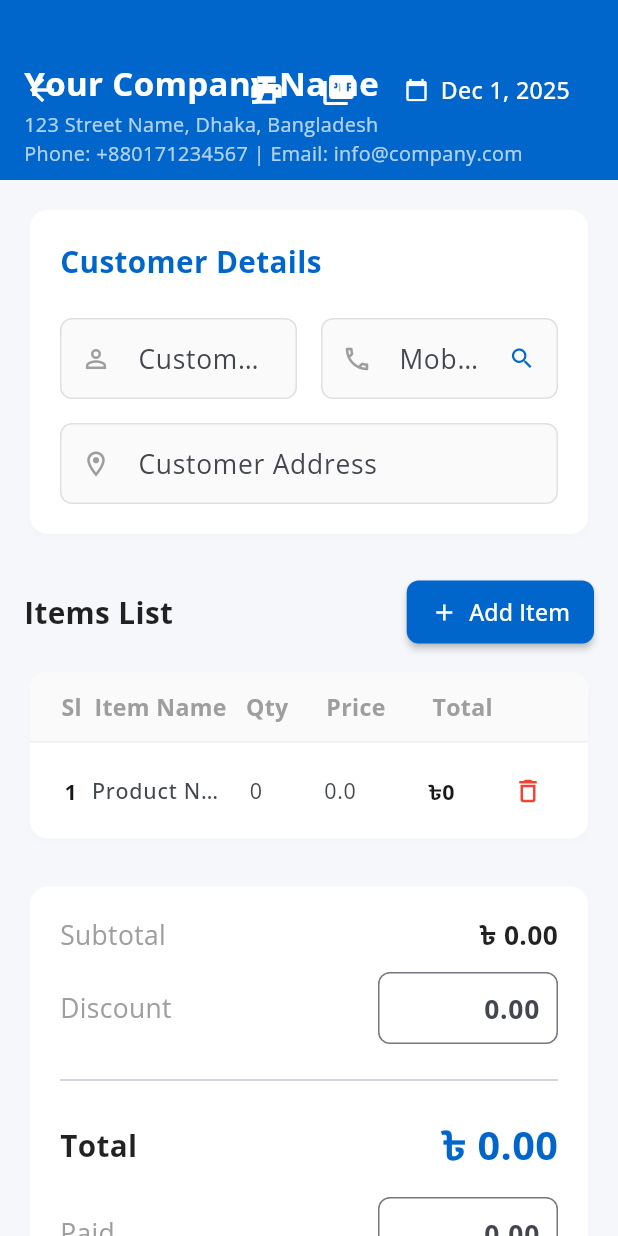
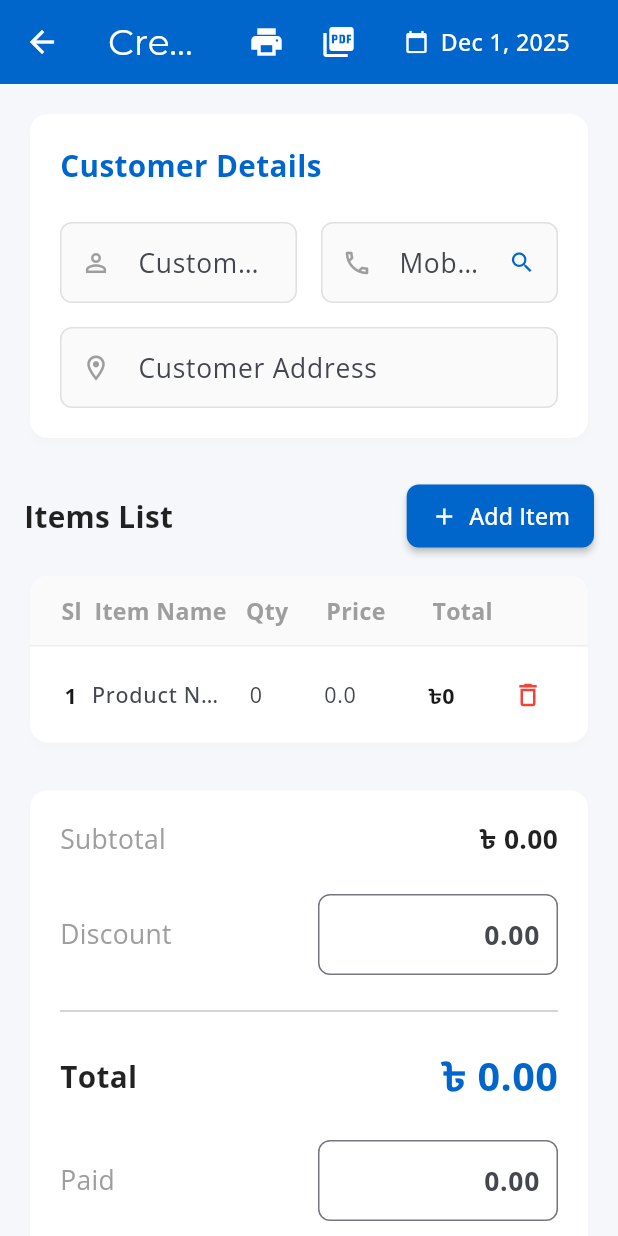
Before and after one commit to sabbir-27/inventory_project, a Flutter app: the CreateInvoicePage screen opened directly, on a phone screen of 412 x 824 dp. Run offline on Flutter 3.47's test engine with Material 3 defaults, Android fonts, the phone set to English and light mode, and no system bars; our stand-ins replace google_fonts, pdf, printing.

```diff
--- a/lib/InvoicePage.dart
+++ b/lib/InvoicePage.dart
@@ -217,6 +217,8 @@ class _CreateInvoicePageState extends State<CreateInvoicePage> {
     final PdfColor baseColor = PdfColor.fromHex("#0066CC");
     final PdfColor accentColor = PdfColor.fromHex("#F0F4F8");
 
+    final logoImage = await imageFromAssetBundle('assets/images/logo.jpg');
+
     // Explicitly cast items to the correct type for PDF generation
     final List<Map<String, dynamic>> items = List<Map<String, dynamic>>.from(
       (invoice['items'] as List).map((item) => Map<String, dynamic>.from(item))
@@ -235,13 +237,23 @@ class _CreateInvoicePageState extends State<CreateInvoicePage> {
               children: [
                 pw.Expanded(
                   flex: 2,
-                  child: pw.Column(
-                    crossAxisAlignment: pw.CrossAxisAlignment.start,
+                  child: pw.Row(
                     children: [
-                      pw.Text("YOUR COMPANY NAME", style: pw.TextStyle(fontSize: 20, fontWeight: pw.FontWeight.bold, color: baseColor)),
-                      pw.SizedBox(height: 4),
-                      pw.Text("123 Street Name, Dhaka, Bangladesh", style: const pw.TextStyle(fontSize: 10, color: PdfColors.grey700)),
-                      pw.Text("Phone: +880171234567 | Email: info@company.com", style: const pw.TextStyle(fontSize: 10, color: PdfColors.grey700)),
+                      pw.Container(
+                        width: 60,
+                        height: 60,
+                        child: pw.Image(logoImage),
+                      ),
+                      pw.SizedBox(width: 10),
+                      pw.Column(
+                        crossAxisAlignment: pw.CrossAxisAlignment.start,
+                        children: [
+                          pw.Text("Your Company Name", style: pw.TextStyle(fontSize: 20, fontWeight: pw.FontWeight.bold, color: baseColor)),
+                          pw.SizedBox(height: 4),
+                          pw.Text("123 Street Name, Dhaka, Bangladesh", style: const pw.TextStyle(fontSize: 10, color: PdfColors.grey700)),
+                          pw.Text("Phone: +880171234567 | Email: info@company.com", style: const pw.TextStyle(fontSize: 10, color: PdfColors.grey700)),
+                        ],
+                      ),
                     ],
                   ),
                 ),
@@ -530,28 +542,7 @@ class _CreateInvoicePageState extends State<CreateInvoicePage> {
         foregroundColor: Colors.white,
         elevation: 0,
         automaticallyImplyLeading: true,
-        toolbarHeight: 120, // increase height for company info
-        flexibleSpace: Padding(
-          padding: const EdgeInsets.fromLTRB(16, 40, 16, 0), // top padding for status bar
-          child: Column(
-            crossAxisAlignment: CrossAxisAlignment.start,
-            children: [
-              const Text(
-                "Your Company Name",
-                style: TextStyle(fontSize: 20, fontWeight: FontWeight.bold, color: Colors.white),
-              ),
-              const SizedBox(height: 2),
-              const Text(
-                "123 Street Name, Dhaka, Bangladesh",
-                style: TextStyle(fontSize: 12, color: Colors.white70),
-              ),
-              const Text(
-                "Phone: +880171234567 | Email: info@company.com",
-                style: TextStyle(fontSize: 12, color: Colors.white70),
-              ),
-            ],
-          ),
-        ),
+        title: Text(_isEditing ? "Edit Invoice" : "Create Invoice"),
         actions: [
           IconButton(
             icon: const Icon(Icons.print),
@@ -816,24 +807,24 @@ class _CreateInvoicePageState extends State<CreateInvoicePage> {
                 child: Column(
                   children: [
                     _buildSummaryRow("Subtotal", "৳ ${_subtotal.toStringAsFixed(2)}"),
-                    const SizedBox(height: 12),
+                    const SizedBox(height: 24),
                     _buildInputRow("Discount", _discountController, (val) {
                         setState(() {
                           _discount = double.tryParse(val) ?? 0.0;
                         });
-                    }, color: Colors.red, prefix: "- ৳ "),
+                    }, color: Colors.red, prefix: "- ৳ ", width: 160, verticalPadding: 14),
                     const Padding(
                       padding: EdgeInsets.symmetric(vertical: 16),
                       child: Divider(),
                     ),
                     _buildSummaryRow("Total", "৳ ${_total.toStringAsFixed(2)}", isTotal: true),
-                    const SizedBox(height: 16),
+                    const SizedBox(height: 24),
                     _buildInputRow("Paid", _paidController, (val) {
                         setState(() {
                           _paid = double.tryParse(val) ?? 0.0;
                         });
-                    }, color: Colors.green, prefix: "৳ "),
-                    const SizedBox(height: 8),
+                    }, color: Colors.green, prefix: "৳ ", width: 160, verticalPadding: 14),
+                    const SizedBox(height: 24),
                     Row(
                       mainAxisAlignment: MainAxisAlignment.spaceBetween,
                       children: [
@@ -916,13 +907,13 @@ class _CreateInvoicePageState extends State<CreateInvoicePage> {
     );
   }
 
-  Widget _buildInputRow(String label, TextEditingController controller, Function(String) onChanged, {Color? color, String prefix = "৳ "}) {
+  Widget _buildInputRow(String label, TextEditingController controller, Function(String) onChanged, {Color? color, String prefix = "৳ ", double width = 120, double verticalPadding = 8}) {
     return Row(
       mainAxisAlignment: MainAxisAlignment.spaceBetween,
       children: [
         Text(label, style: const TextStyle(color: Colors.grey, fontSize: 16)),
         SizedBox(
-          width: 120,
+          width: width,
           child: TextField(
             controller: controller,
             keyboardType: const TextInputType.numberWithOptions(decimal: true),
@@ -930,7 +921,7 @@ class _CreateInvoicePageState extends State<CreateInvoicePage> {
             inputFormatters: [FilteringTextInputFormatter.allow(RegExp(r'^\d*\.?\d*'))],
             decoration: InputDecoration(
               hintText: "0.00",
-              contentPadding: const EdgeInsets.symmetric(horizontal: 8, vertical: 8),
+              contentPadding: EdgeInsets.symmetric(horizontal: 8, vertical: verticalPadding),
               prefixText: prefix,
               border: OutlineInputBorder(
                 borderRadius: BorderRadius.circular(8),
```
